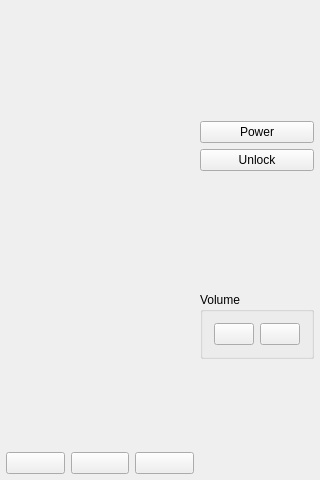
maxrd2/DivvyDroid, file src/mainwindow.ui: the form before one commit.
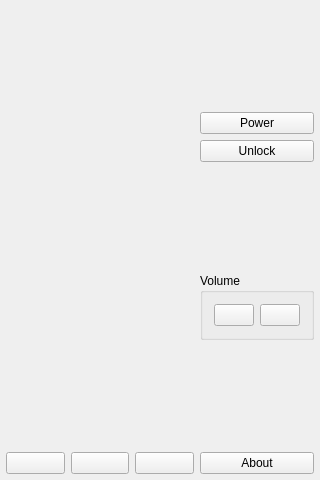
The form after the commit. Icons and pictures are not drawn.

Commit message: Added about dialog.

Patch:
```diff
--- a/src/mainwindow.ui
+++ b/src/mainwindow.ui
@@ -221,6 +221,17 @@
         </property>
        </spacer>
       </item>
+      <item>
+       <widget class="QPushButton" name="btnAbout">
+        <property name="text">
+         <string>About</string>
+        </property>
+        <property name="icon">
+         <iconset resource="../res/divvydroid.qrc">
+          <normaloff>:/icons/information-outline.svg</normaloff>:/icons/information-outline.svg</iconset>
+        </property>
+       </widget>
+      </item>
      </layout>
     </item>
    </layout>
```
The commit also changes 13 other files.
